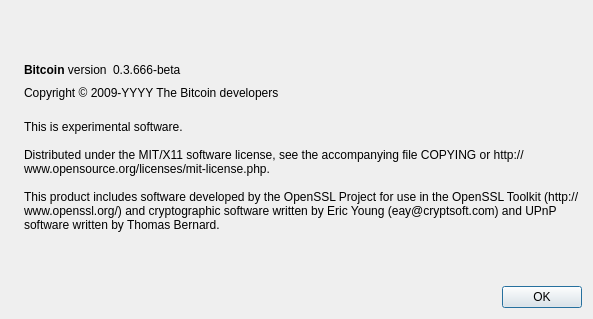
This is src/qt/forms/aboutdialog.ui in gjhiggins/fuguecoin as Qt 5 draws it before an edit. The edited form follows.
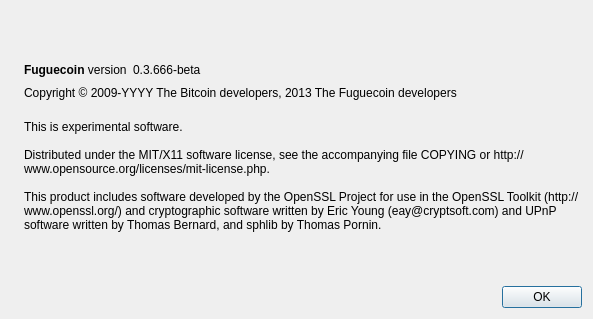
This is the edited form. Icons and pictures are not drawn.

The edit to the form file:
```diff
--- a/src/qt/forms/aboutdialog.ui
+++ b/src/qt/forms/aboutdialog.ui
@@ -50,7 +50,7 @@
           <cursorShape>IBeamCursor</cursorShape>
          </property>
          <property name="text">
-          <string>&lt;b&gt;Bitcoin&lt;/b&gt; version</string>
+          <string>&lt;b&gt;Fuguecoin&lt;/b&gt; version</string>
          </property>
          <property name="textInteractionFlags">
           <set>Qt::LinksAccessibleByMouse|Qt::TextSelectableByKeyboard|Qt::TextSelectableByMouse</set>
@@ -91,7 +91,7 @@
         <cursorShape>IBeamCursor</cursorShape>
        </property>
        <property name="text">
-        <string notr="true">Copyright &amp;copy; 2009-YYYY The Bitcoin developers</string>
+        <string notr="true">Copyright &amp;copy; 2009-YYYY The Bitcoin developers, 2013 The Fuguecoin developers</string>
        </property>
        <property name="textFormat">
         <enum>Qt::RichText</enum>
@@ -112,7 +112,7 @@
 
 Distributed under the MIT/X11 software license, see the accompanying file COPYING or http://www.opensource.org/licenses/mit-license.php.
 
-This product includes software developed by the OpenSSL Project for use in the OpenSSL Toolkit (http://www.openssl.org/) and cryptographic software written by Eric Young (eay@cryptsoft.com) and UPnP software written by Thomas Bernard.</string>
+This product includes software developed by the OpenSSL Project for use in the OpenSSL Toolkit (http://www.openssl.org/) and cryptographic software written by Eric Young (eay@cryptsoft.com) and UPnP software written by Thomas Bernard, and sphlib by Thomas Pornin.</string>
        </property>
        <property name="wordWrap">
         <bool>true</bool>
```
Left out of the diff: 2 changed lines with no effect on the pictures.
